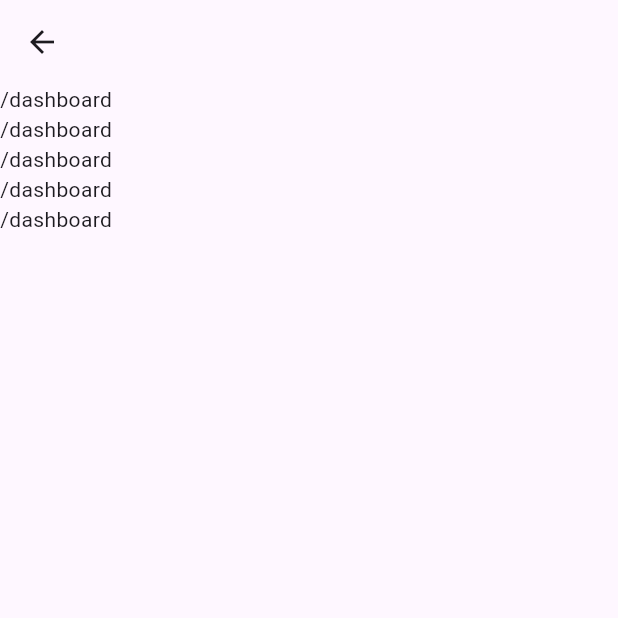
After one commit to sc2bat/griffin_admin_web, a Flutter app: the IndexScreen screen opened directly, on a phone screen of 412 x 824 dp, the top half of it. The commit adds this screen. Run offline on Flutter 3.47's test engine with Material 3 defaults, Android fonts, the phone set to English and light mode, and no system bars; our stand-ins replace easy_sidemenu, go_router; missing offline and left inert: simple_logger.

Commit message:
refactor: 디렉토리 정리

```diff
--- a/lib/main.dart
+++ b/lib/main.dart
@@ -1,4 +1,4 @@
-import 'package:admin_web_app/presentation/router.dart';
+import 'package:admin_web_app/ui/router.dart';
 import 'package:flutter/material.dart';
 
 void main() {
--- a/lib/presentation/router.dart
+++ b/lib/ui/router.dart
@@ -1,6 +1,4 @@
-
-import 'package:admin_web_app/ui/home/home_screen.dart';
-import 'package:admin_web_app/presentation/sample/my_home_page.dart';
+import 'package:admin_web_app/ui/sample/my_home_page.dart';
 import 'package:go_router/go_router.dart';
 
 final router = GoRouter(
--- /dev/null
+++ b/lib/ui/splash/index_screen.dart
@@ -0,0 +1,47 @@
+import 'package:flutter/material.dart';
+import 'package:go_router/go_router.dart';
+
+class IndexScreen extends StatelessWidget {
+  const IndexScreen({super.key});
+
+  @override
+  Widget build(BuildContext context) {
+    return Scaffold(
+      appBar: AppBar(),
+      body: Column(
+        children: [
+          GestureDetector(
+            onTap: () => context.push('/dashboard'),
+            child: Container(
+              child: const Text('/dashboard'),
+            ),
+          ),
+          GestureDetector(
+            onTap: () => context.push('/dashboard'),
+            child: Container(
+              child: const Text('/dashboard'),
+            ),
+          ),
+          GestureDetector(
+            onTap: () => context.push('/dashboard'),
+            child: Container(
+              child: const Text('/dashboard'),
+            ),
+          ),
+          GestureDetector(
+            onTap: () => context.push('/dashboard'),
+            child: Container(
+              child: const Text('/dashboard'),
+            ),
+          ),
+          GestureDetector(
+            onTap: () => context.push('/dashboard'),
+            child: Container(
+              child: const Text('/dashboard'),
+            ),
+          ),
+        ],
+      ),
+    );
+  }
+}
```
Also changed, not shown: lib/ui/common/common.dart (added), lib/ui/sample/my_home_page.dart (renamed from lib/presentation/sample/my_home_page.dart).
